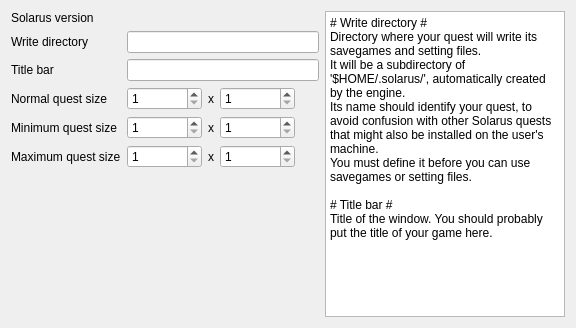
Old version of the form src/gui/quest_properties_editor.ui in the repository solarus-games/solarus-quest-editor.
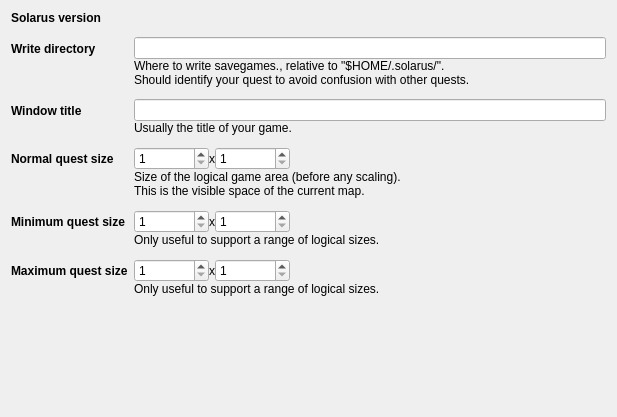
New version of the form.

Commit message: Improve the quest properties editor

What changed in the file:
```diff
--- a/src/gui/quest_properties_editor.ui
+++ b/src/gui/quest_properties_editor.ui
@@ -6,18 +6,25 @@
    <rect>
     <x>0</x>
     <y>0</y>
-    <width>576</width>
-    <height>328</height>
+    <width>617</width>
+    <height>417</height>
    </rect>
   </property>
-  <layout class="QHBoxLayout" name="horizontalLayout">
-   <item>
     <layout class="QFormLayout" name="formLayout">
      <property name="fieldGrowthPolicy">
       <enum>QFormLayout::AllNonFixedFieldsGrow</enum>
      </property>
+   <property name="verticalSpacing">
+    <number>12</number>
+   </property>
      <item row="0" column="0">
       <widget class="QLabel" name="solarus_version_label">
+     <property name="font">
+      <font>
+       <weight>75</weight>
+       <bold>true</bold>
+      </font>
+     </property>
        <property name="text">
         <string>Solarus version</string>
        </property>
@@ -35,54 +42,78 @@
      </item>
      <item row="1" column="0">
       <widget class="QLabel" name="write_dir_label">
+     <property name="font">
+      <font>
+       <weight>75</weight>
+       <bold>true</bold>
+      </font>
+     </property>
        <property name="text">
         <string>Write directory</string>
        </property>
       </widget>
      </item>
      <item row="1" column="1">
-      <widget class="QLineEdit" name="write_dir_field">
-       <property name="toolTip">
-        <string>Directory where your quest will write its savegames and setting files</string>
+    <layout class="QVBoxLayout" name="verticalLayout">
+     <item>
+      <widget class="QLineEdit" name="write_dir_field"/>
+     </item>
+     <item>
+      <widget class="QLabel" name="label">
+       <property name="text">
+        <string>Where to write savegames., relative to &quot;$HOME/.solarus/&quot;.
+Should identify your quest to avoid confusion with other quests.</string>
+       </property>
+       <property name="wordWrap">
+        <bool>false</bool>
        </property>
       </widget>
+     </item>
+    </layout>
      </item>
      <item row="2" column="0">
       <widget class="QLabel" name="title_bar_label">
+     <property name="font">
+      <font>
+       <weight>75</weight>
+       <bold>true</bold>
+      </font>
+     </property>
        <property name="text">
-        <string>Title bar</string>
+      <string>Window title</string>
        </property>
       </widget>
      </item>
      <item row="2" column="1">
-      <widget class="QLineEdit" name="title_bar_field">
-       <property name="toolTip">
-        <string>Title of the window</string>
+    <layout class="QVBoxLayout" name="verticalLayout_2">
+     <item>
+      <widget class="QLineEdit" name="title_bar_field"/>
+     </item>
+     <item>
+      <widget class="QLabel" name="label_2">
+       <property name="text">
+        <string>Usually the title of your game.</string>
        </property>
       </widget>
      </item>
-     <item row="3" column="0">
+    </layout>
+   </item>
+   <item row="4" column="0">
       <widget class="QLabel" name="normal_size_label">
+     <property name="font">
+      <font>
+       <weight>75</weight>
+       <bold>true</bold>
+      </font>
+     </property>
        <property name="text">
         <string>Normal quest size</string>
        </property>
       </widget>
      </item>
-     <item row="4" column="0">
-      <widget class="QLabel" name="min_size_label">
-       <property name="text">
-        <string>Minimum quest size</string>
-       </property>
-      </widget>
-     </item>
-     <item row="5" column="0">
-      <widget class="QLabel" name="max_size_label">
-       <property name="text">
-        <string>Maximum quest size</string>
-       </property>
-      </widget>
-     </item>
-     <item row="3" column="1">
+   <item row="4" column="1">
+    <layout class="QVBoxLayout" name="verticalLayout_3">
+     <item>
       <layout class="QHBoxLayout" name="horizontalLayout_2">
        <item>
         <widget class="QSpinBox" name="normal_size_width_field">
@@ -150,7 +181,35 @@
        </item>
       </layout>
      </item>
-     <item row="4" column="1">
+     <item>
+      <widget class="QLabel" name="label_3">
+       <property name="text">
+        <string>Size of the logical game area (before any scaling).
+This is the visible space of the current map.</string>
+       </property>
+       <property name="wordWrap">
+        <bool>false</bool>
+       </property>
+      </widget>
+     </item>
+    </layout>
+   </item>
+   <item row="5" column="0">
+    <widget class="QLabel" name="min_size_label">
+     <property name="font">
+      <font>
+       <weight>75</weight>
+       <bold>true</bold>
+      </font>
+     </property>
+     <property name="text">
+      <string>Minimum quest size</string>
+     </property>
+    </widget>
+   </item>
+   <item row="5" column="1">
+    <layout class="QVBoxLayout" name="verticalLayout_4">
+     <item>
       <layout class="QHBoxLayout" name="horizontalLayout_3">
        <item>
         <widget class="QSpinBox" name="min_size_width_field">
@@ -218,7 +277,31 @@
        </item>
       </layout>
      </item>
-     <item row="5" column="1">
+     <item>
+      <widget class="QLabel" name="label_4">
+       <property name="text">
+        <string>Only useful to support a range of logical sizes.</string>
+       </property>
+      </widget>
+     </item>
+    </layout>
+   </item>
+   <item row="6" column="0">
+    <widget class="QLabel" name="max_size_label">
+     <property name="font">
+      <font>
+       <weight>75</weight>
+       <bold>true</bold>
+      </font>
+     </property>
+     <property name="text">
+      <string>Maximum quest size</string>
+     </property>
+    </widget>
+   </item>
+   <item row="6" column="1">
+    <layout class="QVBoxLayout" name="verticalLayout_5">
+     <item>
       <layout class="QHBoxLayout" name="horizontalLayout_4">
        <item>
         <widget class="QSpinBox" name="max_size_width_field">
@@ -286,30 +369,23 @@
        </item>
       </layout>
      </item>
-    </layout>
-   </item>
    <item>
-    <widget class="QPlainTextEdit" name="plainTextEdit">
-     <property name="enabled">
-      <bool>true</bool>
-     </property>
-     <property name="readOnly">
-      <bool>true</bool>
-     </property>
-     <property name="plainText">
-      <string># Write directory #
-Directory where your quest will write its savegames and setting files.
-It will be a subdirectory of '$HOME/.solarus/', automatically created by the engine. 
-Its name should identify your quest, to avoid confusion with other Solarus quests that might also be installed on the user's machine. 
-You must define it before you can use savegames or setting files.
-
-# Title bar #
-Title of the window. You should probably put the title of your game here.
-</string>
+      <widget class="QLabel" name="label_6">
+       <property name="text">
+        <string>Only useful to support a range of logical sizes.</string>
      </property>
     </widget>
    </item>
   </layout>
+   </item>
+  </layout>
+  <zorder>normal_size_label</zorder>
+  <zorder>min_size_label</zorder>
+  <zorder>max_size_label</zorder>
+  <zorder>solarus_version_label</zorder>
+  <zorder>solarus_version_value</zorder>
+  <zorder>write_dir_label</zorder>
+  <zorder>title_bar_label</zorder>
  </widget>
  <resources/>
  <connections/>
```
Left out of the diff: 18 changed lines with no effect on the pictures. Lines whose indentation alone changed are shown as unchanged.
